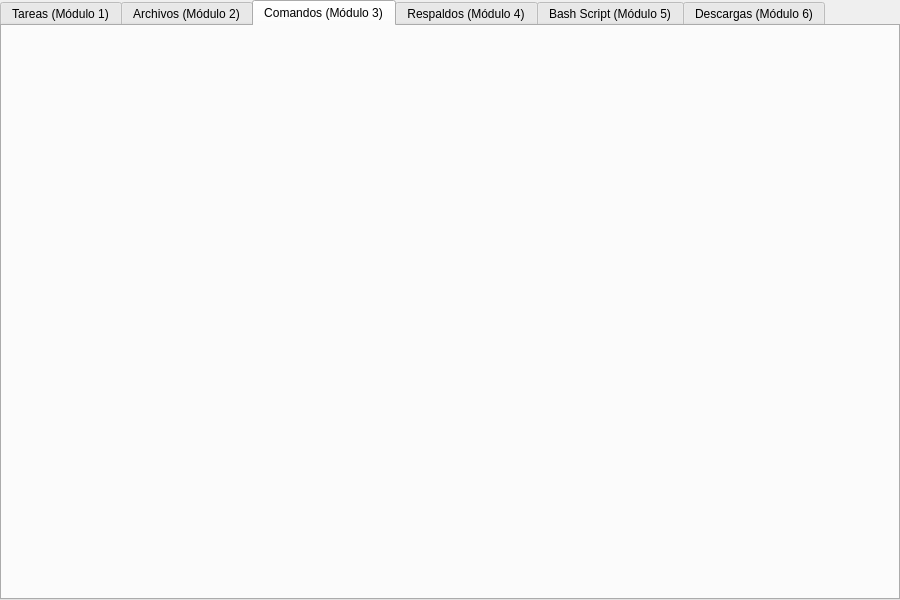
WilberGuerra515/proyecto-ps-2026a, file src/gui/mainwindow.ui: the form before one commit.
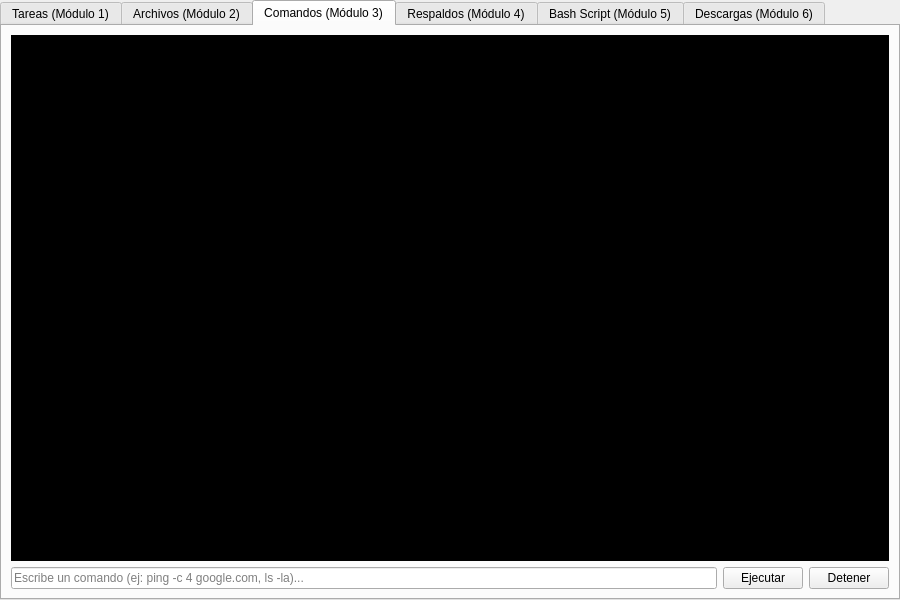
The form after the commit. The open tabs and pages were chosen to show the change.

Commit message: Agregando parte frontend, modificacion en archivos mainwindow.h/.c/.ui para el modulo 3

What changed in the file:
```diff
--- a/src/gui/mainwindow.ui
+++ b/src/gui/mainwindow.ui
@@ -158,8 +158,51 @@
        </layout>
       </widget>
 
+      <!-- MÓDULO 3: CONSOLA DE COMANDOS -->
+      <widget class="QWidget" name="tabCommands">
+       <attribute name="title">
+        <string>Comandos (Módulo 3)</string>
+       </attribute>
+       <layout class="QVBoxLayout" name="layoutCommands">
+        <item>
+         <widget class="QPlainTextEdit" name="txtConsoleOutput">
+          <property name="readOnly">
+           <bool>true</bool>
+          </property>
+          <property name="styleSheet">
+           <string notr="true">background-color: #000000; color: #00FF00; font-family: 'Monospace', 'Courier New';</string>
+          </property>
+         </widget>
+        </item>
+        <item>
+         <layout class="QHBoxLayout" name="layoutCommandInput">
+          <item>
+           <widget class="QLineEdit" name="txtCommandInput">
+            <property name="placeholderText">
+             <string>Escribe un comando (ej: ping -c 4 google.com, ls -la)...</string>
+            </property>
+           </widget>
+          </item>
+          <item>
+           <widget class="QPushButton" name="btnSendCommand">
+            <property name="text">
+             <string>Ejecutar</string>
+            </property>
+           </widget>
+          </item>
+          <item>
+           <widget class="QPushButton" name="btnTerminateCommand">
+            <property name="text">
+             <string>Detener</string>
+            </property>
+           </widget>
+          </item>
+         </layout>
+        </item>
+       </layout>
+      </widget>
+      
       <!-- Pestañas restantes en blanco (Placeholders) -->
-      <widget class="QWidget" name="tabCommands"><attribute name="title"><string>Comandos (Módulo 3)</string></attribute></widget>
       <widget class="QWidget" name="tabBackups"><attribute name="title"><string>Respaldos (Módulo 4)</string></attribute></widget>
       <widget class="QWidget" name="tabBash"><attribute name="title"><string>Bash Script (Módulo 5)</string></attribute></widget>
       <widget class="QWidget" name="tabDownloads"><attribute name="title"><string>Descargas (Módulo 6)</string></attribute></widget>
```
The commit also changes 2 other files.
